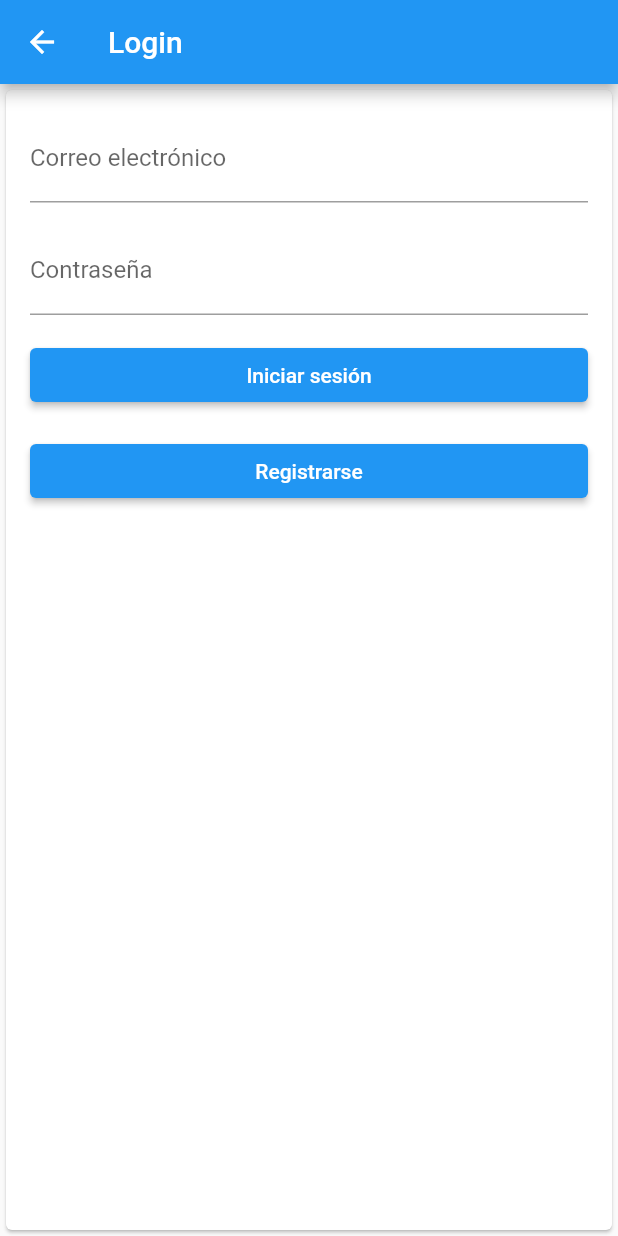
After one commit to juliandrojas/app_biblioteca_firebase_v2, a Flutter app: the FormularioPrestamo screen opened by its route, on a phone screen of 412 x 824 dp. The commit adds this screen. Run offline on Flutter 3.47's test engine with Material 2 defaults, Android fonts, the phone set to English and light mode, and no system bars; our stand-ins replace cloud_firestore, firebase_core; accounts and stored records are empty.

Commit message:
Navigate to formulario_prestamo class

```diff
--- a/lib/main.dart
+++ b/lib/main.dart
@@ -5,7 +5,7 @@ import 'firebase_options.dart';
 import 'package:app_biblioteca_firebase_v2/pages/home.dart';
 import 'package:app_biblioteca_firebase_v2/pages/add_student.dart';
 import 'package:app_biblioteca_firebase_v2/pages/login.dart';
-import 'package:app_biblioteca_firebase_v2/pages/lista_libros_disponibles.dart';
+import 'package:app_biblioteca_firebase_v2/pages/formulario_prestamo.dart';
 
 void main() async {
   WidgetsFlutterBinding.ensureInitialized();
@@ -28,7 +28,7 @@ class MyApp extends StatelessWidget {
         '/login': (context) => const Login(),
         '/addStudent': (context) => const AddStudent(),
         '/home': (context) => const Home(),
-        '/listaLibros': (context) => const ListaLibrosDisponibles(),
+        '/formulario_prestamo': (context) => const FormularioPrestamo(),
       },
     );
   }
--- /dev/null
+++ b/lib/pages/formulario_prestamo.dart
@@ -0,0 +1,58 @@
+import 'package:flutter/material.dart';
+
+class FormularioPrestamo extends StatefulWidget {
+  const FormularioPrestamo({super.key});
+
+  @override
+  State<FormularioPrestamo> createState() => _FormularioPrestamoState();
+}
+
+class _FormularioPrestamoState extends State<FormularioPrestamo> {
+  @override
+  Widget build(BuildContext context) {
+    return Scaffold(
+      appBar: AppBar(
+        title: const Text("Login"),
+      ),
+      body: Center(
+        child: Card(
+          child: Container(
+            padding: const EdgeInsets.all(16.0),
+            child: Column(
+              crossAxisAlignment: CrossAxisAlignment.stretch,
+              children: <Widget>[
+                TextFormField(
+                  decoration: const InputDecoration(
+                    labelText: 'Correo electrónico',
+                  ),
+                ),
+                const SizedBox(height: 16.0),
+                TextFormField(
+                  obscureText: true,
+                  decoration: const InputDecoration(
+                    labelText: 'Contraseña',
+                  ),
+                ),
+                const SizedBox(height: 16.0),
+                ElevatedButton(
+                  onPressed: () {
+                    Navigator.pushNamed(context, '/home');
+                  },
+                  child: const Text('Iniciar sesión'),
+                ),
+                const SizedBox(height: 16.0),
+                ElevatedButton(
+                  onPressed: () async {
+                    await Navigator.pushNamed(context, '/addStudent');
+                    setState(() {});
+                  },
+                  child: const Text('Registrarse'),
+                ),
+              ],
+            ),
+          ),
+        ),
+      ),
+    );
+  }
+}
--- a/lib/pages/lista_libros_disponibles.dart
+++ b/lib/pages/lista_libros_disponibles.dart
@@ -27,7 +27,8 @@ class _ListaLibrosDisponiblesState extends State<ListaLibrosDisponibles> {
                   subtitle: Text(snapshot.data?[index]['autor']),
                   trailing: ElevatedButton(
                       onPressed: () {
-                        print(snapshot.data?[index]['titulo']);
+                        //print(snapshot.data?[index]['titulo']);
+                        Navigator.pushNamed(context, "/formulario_prestamo");
                       },
                       child: const Text("Reservar")),
                 );
```
